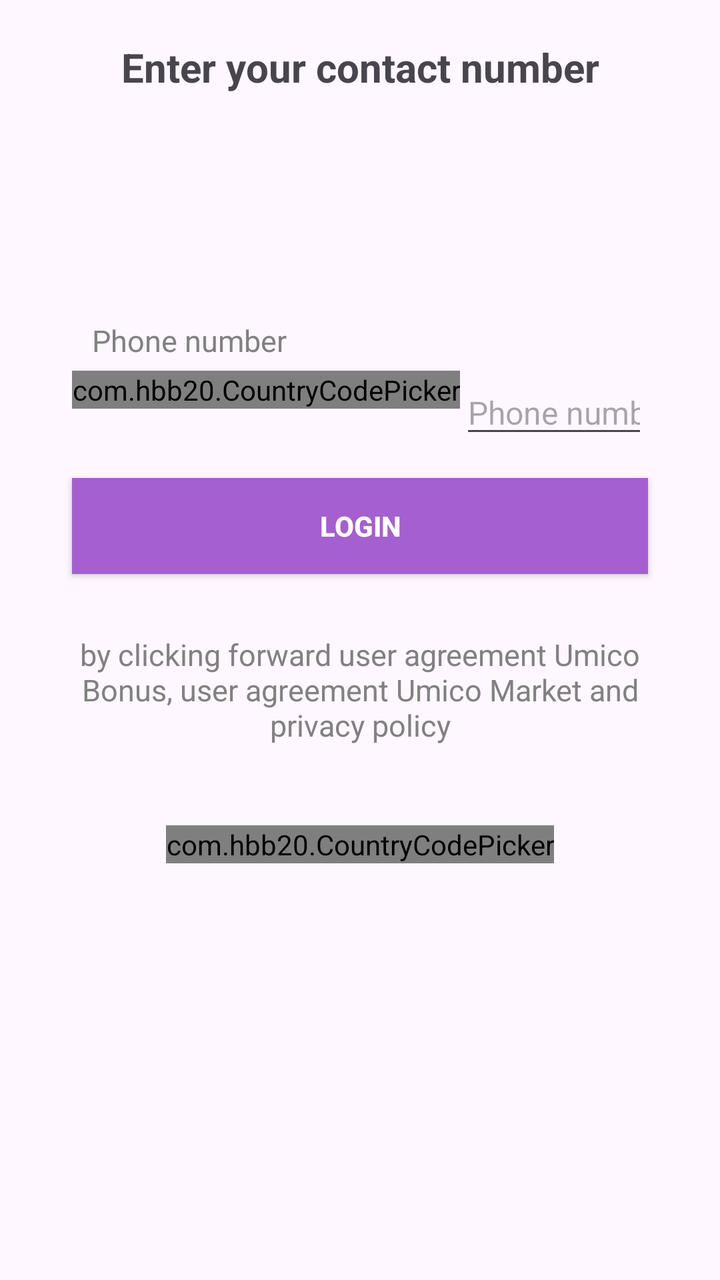
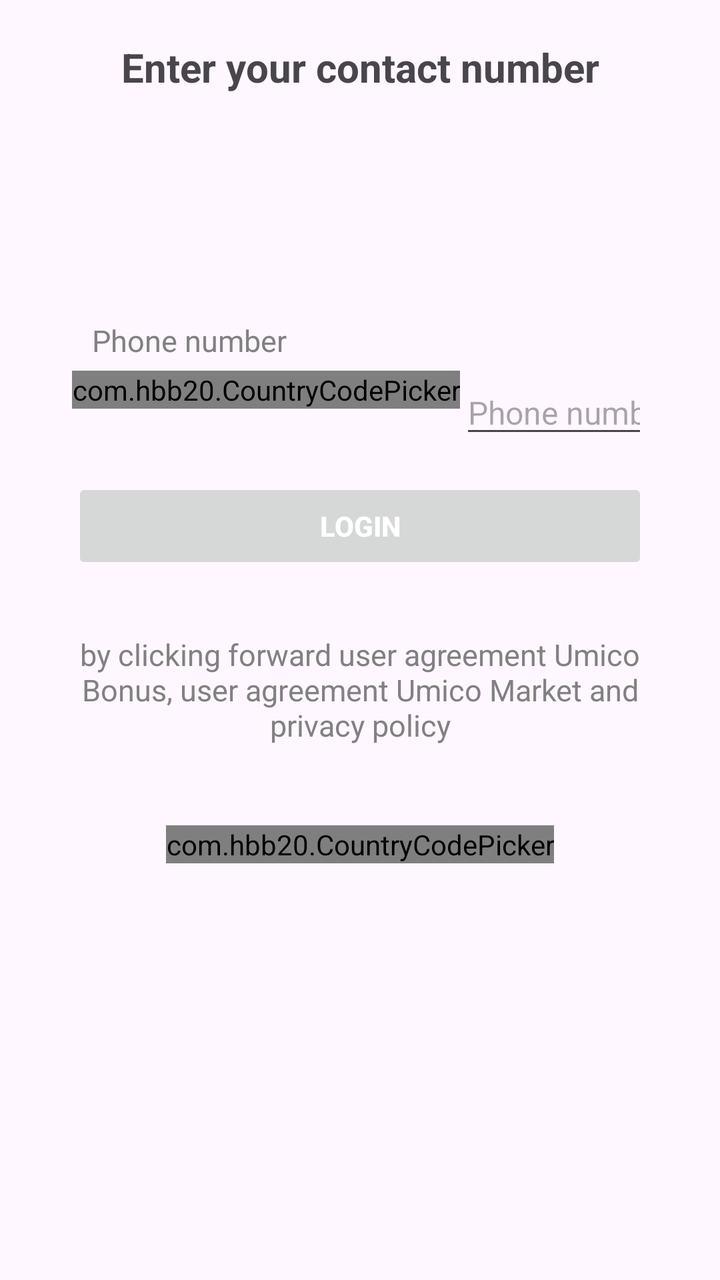

Before-and-after screenshots of an Android layout around one commit, followed by the original layout XML and the change that was made.
<!-- AndroidManifest.xml: application theme Theme.MyApplication -->
<!-- res/layout/fragment_log_in.xml -->
<?xml version="1.0" encoding="utf-8"?>
<androidx.constraintlayout.widget.ConstraintLayout xmlns:android="http://schemas.android.com/apk/res/android"
    xmlns:app="http://schemas.android.com/apk/res-auto"
    xmlns:tools="http://schemas.android.com/tools"
    android:layout_width="match_parent"
    android:layout_height="match_parent"
    tools:context=".presentation.Login.LogInFragment">

    <TextView
        android:id="@+id/txtEnterPhoneNumber"
        android:layout_width="0dp"
        android:layout_height="wrap_content"
        android:layout_marginTop="20dp"
        android:text="@string/enterPhoneNumber"
        android:textAlignment="center"
        android:textSize="20sp"
        android:textStyle="bold"
        app:layout_constraintLeft_toLeftOf="parent"
        app:layout_constraintRight_toRightOf="parent"
        app:layout_constraintTop_toTopOf="parent" />

    <androidx.constraintlayout.widget.Guideline
        android:id="@+id/gdLineTop"
        android:layout_width="wrap_content"
        android:layout_height="wrap_content"
        android:orientation="horizontal"
        app:layout_constraintGuide_percent="0.25" />

    <TextView
        android:id="@+id/txtPhoneNumberText"
        android:layout_width="0dp"
        android:layout_height="wrap_content"
        app:layout_constraintLeft_toLeftOf="@id/gdlineLeft"
        app:layout_constraintRight_toRightOf="@id/gdLineRight"
        app:layout_constraintTop_toBottomOf="@id/gdLineTop"
        android:text="@string/PhoneNumber"

        android:textColor="@color/gray"
        android:textSize="15sp"
        android:layout_marginLeft="10dp"
        />
    <LinearLayout
        android:id="@+id/linear1"
        android:layout_width="0dp"
        android:layout_height="wrap_content"
        android:orientation="horizontal"
        app:layout_constraintLeft_toLeftOf="@id/gdlineLeft"
        app:layout_constraintTop_toBottomOf="@id/txtPhoneNumberText"
        app:layout_constraintRight_toRightOf="@id/gdLineRight"
        android:paddingVertical="5dp"
        >
        
        <com.hbb20.CountryCodePicker
            android:id="@+id/ccp"
            android:layout_width="wrap_content"
            android:layout_height="wrap_content"
            app:ccp_autoDetectCountry="true"
            app:ccp_showFlag="true"
            app:ccp_showFullName="false"
            app:ccp_showNameCode="false"
            app:ccp_showPhoneCode="true"
            app:ccp_defaultNameCode="AZ"
            />
        <EditText
            android:id="@+id/edtPhoneNumber"
            android:layout_width="match_parent"
            android:layout_height="wrap_content"
            android:hint="@string/PhoneNumber"
            android:inputType="phone"
            android:textSize="16sp"
            />
    </LinearLayout>

    <androidx.appcompat.widget.AppCompatButton
        android:id="@+id/btnLogin"
        android:layout_width="0dp"
        android:layout_height="wrap_content"
        app:layout_constraintLeft_toLeftOf="@id/gdlineLeft"
        app:layout_constraintRight_toRightOf="@id/gdLineRight"
        app:layout_constraintTop_toBottomOf="@id/linear1"
        android:layout_marginTop="10dp"
        android:text="@string/LogIn"
        android:textStyle="bold"
        android:textColor="@color/white"
        android:background="@color/Purple"
        />

    <TextView
        android:id="@+id/txtInfromation"
        android:layout_width="0dp"
        android:layout_height="wrap_content"
        app:layout_constraintLeft_toLeftOf="@id/gdlineLeft"
        app:layout_constraintRight_toRightOf="@id/gdLineRight"
        app:layout_constraintTop_toBottomOf="@id/btnLogin"
        android:layout_marginTop="30dp"
        android:text="@string/Information"
        android:textSize="15sp"
        android:textAlignment="center"
        android:textColor="@color/gray"

        />

    <com.hbb20.CountryCodePicker
        android:id="@+id/CCPSelectLanguage"
        android:layout_width="wrap_content"
        android:layout_height="wrap_content"
        app:layout_constraintLeft_toLeftOf="@id/gdlineLeft"
        app:layout_constraintRight_toRightOf="@id/gdLineRight"
        app:layout_constraintTop_toBottomOf="@id/txtInfromation"
        android:layout_marginTop="40dp"
        app:ccp_showFlag="true"
        app:ccp_showFullName="true"
        app:ccp_showNameCode="false"
        app:ccp_showPhoneCode="false"
        app:ccp_customMasterCountries="US,AZ"
        app:ccp_defaultNameCode="AZ"
        />



    <androidx.constraintlayout.widget.Guideline
        android:id="@+id/gdlineLeft"
        android:layout_width="wrap_content"
        android:layout_height="wrap_content"
        android:orientation="vertical"
        app:layout_constraintGuide_percent="0.1" />

    <androidx.constraintlayout.widget.Guideline
        android:id="@+id/gdLineRight"
        android:layout_width="wrap_content"
        android:layout_height="wrap_content"
        android:orientation="vertical"
        app:layout_constraintGuide_percent="0.9" />


</androidx.constraintlayout.widget.ConstraintLayout>
<!-- resources referenced by this layout -->
<resources>
  <color name="Purple">#A55FD0</color>
  <color name="gray">#818181</color>
  <color name="white">#FFFFFFFF</color>
  <string name="Information">by clicking forward user agreement Umico Bonus, user agreement Umico Market and privacy policy</string>
  <string name="LogIn">LogIn</string>
  <string name="PhoneNumber">Phone number</string>
  <string name="enterPhoneNumber">Enter your contact number</string>
  <style name="Theme.MyApplication" parent="Base.Theme.MyApplication" />
  <style name="Base.Theme.MyApplication" parent="Theme.Material3.DayNight.NoActionBar">
          
          
      </style>
</resources>

<!-- the commit's change to res/layout/fragment_log_in.xml (unified diff, before → after) -->
@@ -4,7 +4,7 @@
     xmlns:tools="http://schemas.android.com/tools"
     android:layout_width="match_parent"
     android:layout_height="match_parent"
-    tools:context=".presentation.Login.LogInFragment">
+    tools:context=".presentation.ui.Login.LogInFragment">
 
     <TextView
         android:id="@+id/txtEnterPhoneNumber"
@@ -82,7 +82,7 @@
         android:text="@string/LogIn"
         android:textStyle="bold"
         android:textColor="@color/white"
-        android:background="@color/Purple"
+        android:enabled="false"
         />
 
     <TextView
@@ -108,6 +108,7 @@
         app:layout_constraintRight_toRightOf="@id/gdLineRight"
         app:layout_constraintTop_toBottomOf="@id/txtInfromation"
         android:layout_marginTop="40dp"
+        app:ccp_autoDetectCountry="true"
         app:ccp_showFlag="true"
         app:ccp_showFullName="true"
         app:ccp_showNameCode="false"
@@ -132,5 +133,17 @@
         android:orientation="vertical"
         app:layout_constraintGuide_percent="0.9" />
 
+    <ProgressBar
+        android:id="@+id/progressBar"
+        style="?android:attr/progressBarStyle"
+        android:layout_width="wrap_content"
+        android:layout_height="wrap_content"
+        app:layout_constraintLeft_toLeftOf="parent"
+        app:layout_constraintRight_toRightOf="parent"
+        app:layout_constraintTop_toTopOf="parent"
+        app:layout_constraintBottom_toBottomOf="parent"
+       android:visibility="invisible"
+        />
+
 
 </androidx.constraintlayout.widget.ConstraintLayout>
<!-- resource entries referenced after the edit -->
@@ -1,6 +1,5 @@
 <!-- resources referenced by this layout -->
 <resources>
-  <color name="Purple">#A55FD0</color>
   <color name="gray">#818181</color>
   <color name="white">#FFFFFFFF</color>
   <string name="Information">by clicking forward user agreement Umico Bonus, user agreement Umico Market and privacy policy</string>
